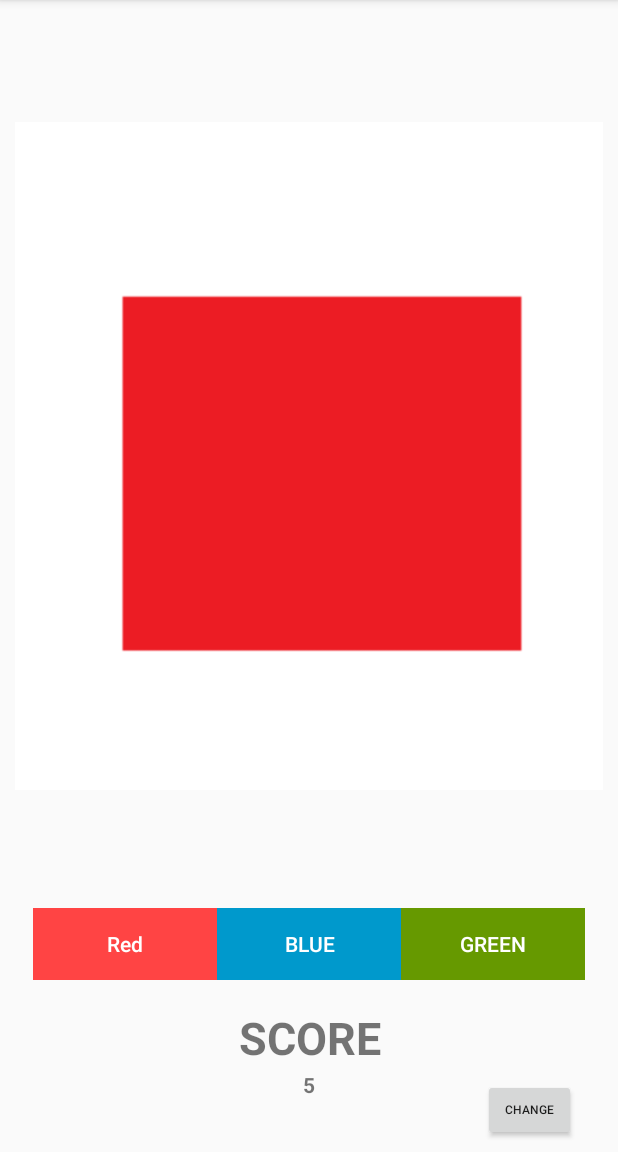
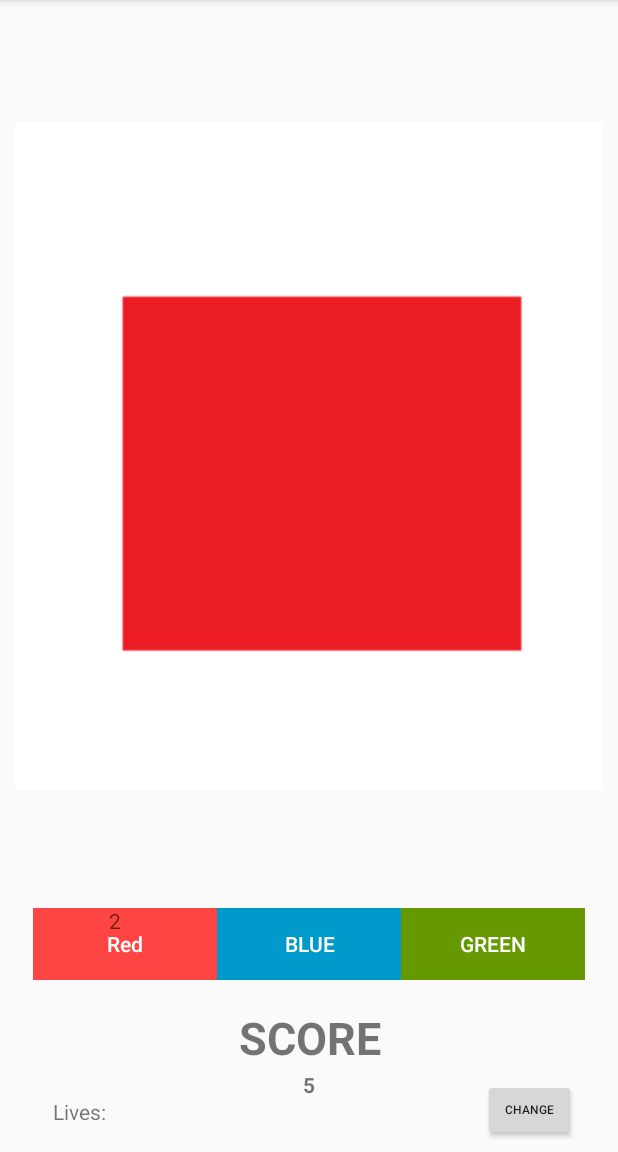
Before and after one commit to capizahe/FiguresGame, an Android app: the screen it shows after launch (MainActivity), after a tap on "BLUE", on a phone screen of 412 x 824 dp, the part 84-1236 px from its top. Run offline under Robolectric (Android 15) with nearby library versions, the phone set to English and light mode, and no system bars; 1 other tap on this screen came first.

Commit message:
Se agrego control de vidas.

```diff
--- a/app/src/main/java/Model/Figure.java
+++ b/app/src/main/java/Model/Figure.java
@@ -9,11 +9,21 @@ public class Figure {
 
     private int figure;
     private String color;
+    private String shape;
 
-    public Figure(int src, String color){
+    public Figure(int src, String color, String shape){
         this.color = color;
         this.figure = src;
+        this.shape = shape;
 
+    }
+
+    public String getShape() {
+        return shape;
+    }
+
+    public void setShape(String shape) {
+        this.shape = shape;
     }
 
     public void setFigure(int figure) {
--- a/app/src/main/java/com/example/camil/figuresgame/MainActivity.java
+++ b/app/src/main/java/com/example/camil/figuresgame/MainActivity.java
@@ -1,10 +1,13 @@
 package com.example.camil.figuresgame;
 
 import android.graphics.Bitmap;
+import android.graphics.Color;
 import android.media.Image;
 import android.net.Uri;
 import android.support.v7.app.AppCompatActivity;
 import android.os.Bundle;
+import android.text.Editable;
+import android.text.TextWatcher;
 import android.view.View;
 import android.widget.ImageView;
 import android.widget.TextView;
@@ -19,8 +22,12 @@ public class MainActivity extends AppCompatActivity {
     private ImageView figure;
     private Figure[] figures;
     private TextView puntaje;
+    private TextView vidas;
     private Figure actual_figure;
     private int total = 0;
+    private int lives = 3;
+    private TextView stado;
+
 
     @Override
     protected void onCreate(Bundle savedInstanceState) {
@@ -32,7 +39,37 @@ public class MainActivity extends AppCompatActivity {
         this.puntaje.setText("0");
         actual_figure = figures[randomFigure()];
         this.figure.setImageResource(actual_figure.getFigure());
+        this.vidas = (TextView) findViewById(R.id.lives);
+        this.vidas.setText(lives+"");
+        this.stado = (TextView) findViewById(R.id.statusid);
+        addListeners();
     }
+
+    public void addListeners(){
+        this.vidas.addTextChangedListener(new TextWatcher() {
+            @Override
+            public void beforeTextChanged(CharSequence s, int start, int count, int after) {
+            }
+            @Override
+            public void onTextChanged(CharSequence s, int start, int before, int count) {
+                if(s.equals("0")){
+                    stado.setText("PERDISTE");
+                    stado.setTextColor(Color.RED);
+                }else{
+                    if (total >= 100) {
+                        stado.setText("GANASTE");
+                        stado.setTextColor(Color.GREEN);
+                    }
+                }
+            }
+            @Override
+            public void afterTextChanged(Editable s) {}
+        });
+
+
+
+    }
+
 
     public void onClickBlue(View view){
 
@@ -42,6 +79,8 @@ public class MainActivity extends AppCompatActivity {
             newFigure();
         }
         else{
+            lives -=1;
+            updateLives();
             total-=5;
             puntaje.setText(this.total+"");
         }
@@ -55,8 +94,12 @@ public class MainActivity extends AppCompatActivity {
         }
         else{
             total-=5;
+            updateLives();
             puntaje.setText(this.total+"");
         }
+    }
+    public void updateLives(){
+        this.vidas.setText(this.lives+"");
     }
     public void onClickChange(View view){
       newFigure();
@@ -64,12 +107,12 @@ public class MainActivity extends AppCompatActivity {
     public void onClickGreen(View view){
 
         if(actual_figure.getColor().equals("green")){
-            total+=10;
             puntaje.setText(this.total+"");
             newFigure();
         }
         else{
             total-=5;
+            updateLives();
             puntaje.setText(this.total+"");
         }
     }
@@ -82,17 +125,18 @@ public class MainActivity extends AppCompatActivity {
     private void loadImages(){
 
         figures = new Figure[9];
-        figures[0] = new Figure(R.drawable.blue_circle, "blue");
-        figures[1] = new Figure(R.drawable.red_circle, "red");
-        figures[2] = new Figure(R.drawable.green_circle, "green");
+        figures[0] = new Figure(R.drawable.blue_circle, "blue","circle");
 
-        figures[3] = new Figure(R.drawable.blue_triangle, "blue");
-        figures[4] = new Figure(R.drawable.red_triangle, "red");
-        figures[5] = new Figure(R.drawable.green_triangle, "green");
+        figures[1] = new Figure(R.drawable.red_circle, "red","circle");
+        figures[2] = new Figure(R.drawable.green_circle, "green","circle");
 
-        figures[6] = new Figure(R.drawable.blue_square, "blue");
-        figures[7] = new Figure(R.drawable.red_square, "red");
-        figures[8] = new Figure(R.drawable.green_square, "green");
+        figures[3] = new Figure(R.drawable.blue_triangle, "blue","triangle");
+        figures[4] = new Figure(R.drawable.red_triangle, "red","triangle");
+        figures[5] = new Figure(R.drawable.green_triangle, "green","triangle");
+
+        figures[6] = new Figure(R.drawable.blue_square, "blue","square");
+        figures[7] = new Figure(R.drawable.red_square, "red","square");
+        figures[8] = new Figure(R.drawable.green_square, "green","square");
 
     }
 
--- a/app/src/main/res/layout/activity_main.xml
+++ b/app/src/main/res/layout/activity_main.xml
@@ -37,7 +37,7 @@
         android:layout_marginEnd="50dp"
         android:layout_marginBottom="38dp"
         android:lineSpacingExtra="10sp"
-        android:text="TextView"
+        android:text="score"
         android:textAlignment="center"
         android:textStyle="bold"
         android:typeface="sans"
@@ -128,4 +128,43 @@
         app:layout_constraintStart_toEndOf="@+id/score"
         app:layout_constraintTop_toBottomOf="@+id/linearLayout4" />
 
+    <TextView
+        android:id="@+id/lives"
+        android:layout_width="wrap_content"
+        android:layout_height="wrap_content"
+        android:layout_marginTop="476dp"
+        android:layout_marginEnd="243dp"
+        android:layout_marginBottom="17dp"
+        app:layout_constraintBottom_toBottomOf="parent"
+        app:layout_constraintEnd_toStartOf="@+id/change"
+        app:layout_constraintStart_toEndOf="@+id/textView2"
+        app:layout_constraintTop_toTopOf="parent" />
+
+    <TextView
+        android:id="@+id/textView2"
+        android:layout_width="wrap_content"
+        android:layout_height="wrap_content"
+        android:layout_marginStart="31dp"
+        android:layout_marginTop="77dp"
+        android:layout_marginEnd="244dp"
+        android:layout_marginBottom="17dp"
+        android:text="Lives: "
+        app:layout_constraintBottom_toBottomOf="parent"
+        app:layout_constraintEnd_toStartOf="@+id/change"
+        app:layout_constraintStart_toStartOf="parent"
+        app:layout_constraintTop_toBottomOf="@+id/linearLayout4" />
+
+    <TextView
+        android:id="@+id/statusid"
+        android:layout_width="wrap_content"
+        android:layout_height="wrap_content"
+        android:layout_marginStart="92dp"
+        android:layout_marginTop="3dp"
+        android:layout_marginEnd="94dp"
+        android:layout_marginBottom="8dp"
+        app:layout_constraintBottom_toBottomOf="parent"
+        app:layout_constraintEnd_toStartOf="@+id/change"
+        app:layout_constraintStart_toEndOf="@+id/lives"
+        app:layout_constraintTop_toBottomOf="@+id/score" />
+
 </android.support.constraint.ConstraintLayout>
```
